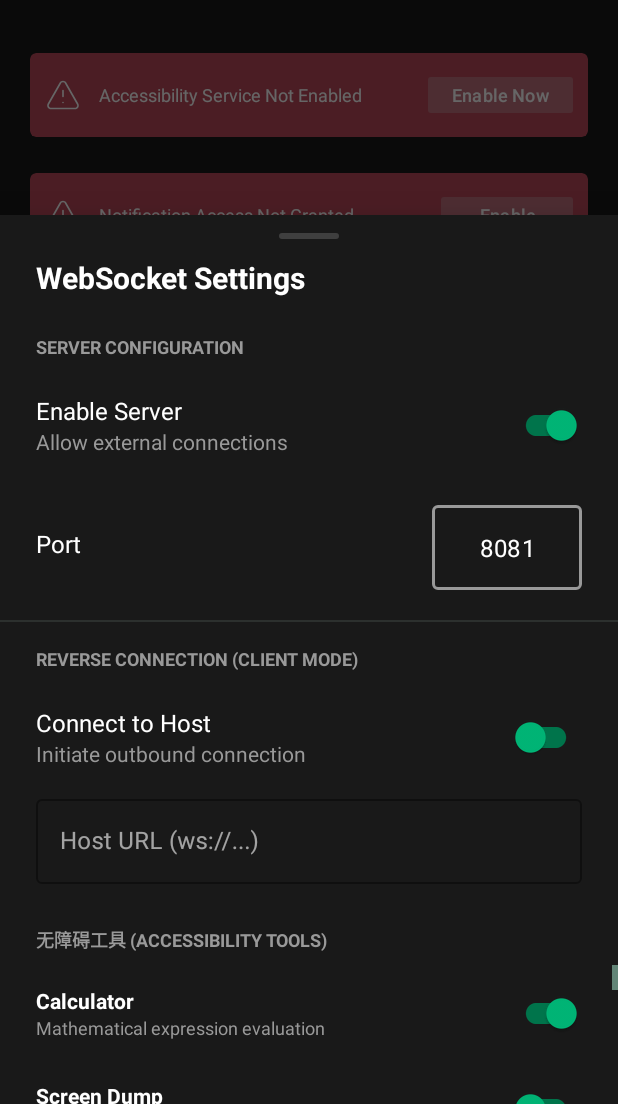
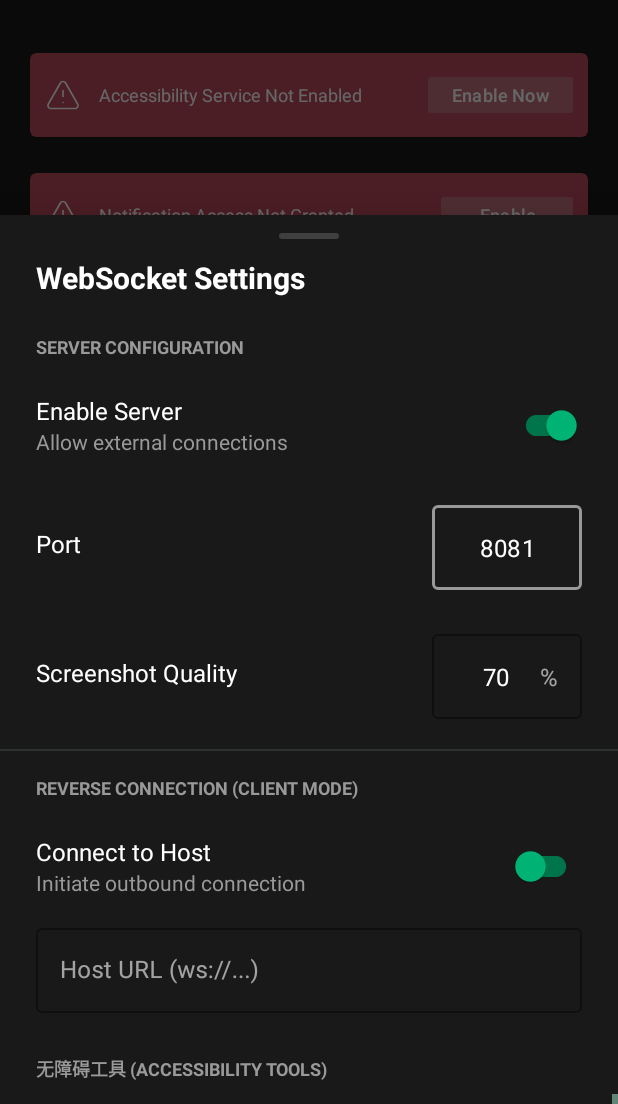
Before and after one commit to onepy/xiao-adb, an Android app: the screen it shows after launch (MainActivity), after a tap on "Settings", on a phone screen of 412 x 824 dp, the part 132-1236 px from its top. Run offline under Robolectric (Android 15) with nearby library versions, the phone set to English and light mode, and no system bars.

Commit message:
feat:等待工具添加和截图压缩率配置

```diff
--- a/app/src/main/java/com/droidrun/portal/config/ConfigManager.kt
+++ b/app/src/main/java/com/droidrun/portal/config/ConfigManager.kt
@@ -39,6 +39,10 @@ class ConfigManager private constructor(private val context: Context) {
         private const val DEFAULT_OFFSET = 0
         private const val DEFAULT_SOCKET_PORT = 8080
         private const val DEFAULT_WEBSOCKET_PORT = 8081
+        private const val DEFAULT_SCREENSHOT_QUALITY = 70
+
+        // Screenshot settings
+        private const val KEY_SCREENSHOT_QUALITY = "screenshot_quality"
 
         // Default heartbeat settings (in milliseconds)
         private const val DEFAULT_HEARTBEAT_INTERVAL = 30000L  // 30 seconds
@@ -174,6 +178,13 @@ class ConfigManager private constructor(private val context: Context) {
         get() = sharedPrefs.getLong(KEY_RECONNECT_INTERVAL, DEFAULT_RECONNECT_INTERVAL)
         set(value) {
             sharedPrefs.edit { putLong(KEY_RECONNECT_INTERVAL, value) }
+        }
+
+    // Screenshot quality (1-100)
+    var screenshotQuality: Int
+        get() = sharedPrefs.getInt(KEY_SCREENSHOT_QUALITY, DEFAULT_SCREENSHOT_QUALITY)
+        set(value) {
+            sharedPrefs.edit { putInt(KEY_SCREENSHOT_QUALITY, value.coerceIn(1, 100)) }
         }
 
     // Dynamic Event Toggles
--- a/app/src/main/java/com/droidrun/portal/mcp/tools/AndroidTools.kt
+++ b/app/src/main/java/com/droidrun/portal/mcp/tools/AndroidTools.kt
@@ -879,3 +879,219 @@ class SwipeTool(private val apiHandler: ApiHandler) : McpToolHandler {
         }
     }
 }
+
+// 11. WaitTool - 等待页面加载
+class WaitTool(private val apiHandler: ApiHandler) : McpToolHandler {
+
+    companion object {
+        private const val TAG = "WaitTool"
+        private const val MAX_TIMEOUT = 10000L  // 最大等待时间10秒
+        private const val CHECK_INTERVAL = 200L  // 检查间隔200毫秒
+
+        fun getToolDefinition(): McpTool {
+            val inputSchema = JSONObject().apply {
+                put("type", "object")
+                put("properties", JSONObject().apply {
+                    put("timeout", JSONObject().apply {
+                        put("type", "integer")
+                        put("description", "最大等待时间(毫秒), 最大10000ms (10秒)")
+                        put("default", 5000)
+                        put("minimum", 100)
+                        put("maximum", 10000)
+                    })
+                    put("condition", JSONObject().apply {
+                        put("type", "object")
+                        put("description", "等待条件")
+                        put("properties", JSONObject().apply {
+                            put("text", JSONObject().apply {
+                                put("type", "string")
+                                put("description", "等待包含特定文本的元素出现")
+                            })
+                            put("resource_id", JSONObject().apply {
+                                put("type", "string")
+                                put("description", "等待具有特定resource-id的元素出现")
+                            })
+                            put("class_name", JSONObject().apply {
+                                put("type", "string")
+                                put("description", "等待具有特定类名的元素出现")
+                            })
+                            put("content_description", JSONObject().apply {
+                                put("type", "string")
+                                put("description", "等待具有特定content-description的元素出现")
+                            })
+                            put("not_present", JSONObject().apply {
+                                put("type", "boolean")
+                                put("description", "如果为true,则等待元素消失而非出现")
+                                put("default", false)
+                            })
+                        })
+                    })
+                })
+                put("required", org.json.JSONArray().apply {
+                    put("condition")
+                })
+            }
+
+            return McpTool(
+                name = "android.wait",
+                description = """
+                    等待 Android 设备屏幕上的元素状态变化。
+                    此工具会周期性检查屏幕状态,直到满足指定条件或超时。
+
+                    **何时使用:**
+                    - 需要等待页面加载完成时。
+                    - 需要等待特定元素出现或消失时。
+                    - 需要在操作后等待界面更新时。
+
+                    **参数:**
+                    - `timeout` (integer, 可选, 默认: 5000): 最大等待时间(毫秒), 范围100-10000ms。
+                    - `condition` (object, 必需): 等待条件,至少包含以下一个属性:
+                      - `text` (string, 可选): 等待包含此文本的元素出现。
+                      - `resource_id` (string, 可选): 等待具有此resource-id的元素出现。
+                      - `class_name` (string, 可选): 等待具有此类名的元素出现。
+                      - `content_description` (string, 可选): 等待具有此content-description的元素出现。
+                      - `not_present` (boolean, 可选, 默认: false): 如果为true,则等待元素消失。
+
+                    **如何使用:**
+                    调用此工具并提供 `condition` 参数。可以组合多个条件,元素需要满足所有条件。
+                """.trimIndent(),
+                inputSchema = inputSchema
+            )
+        }
+    }
+
+    override fun execute(arguments: JSONObject?): JSONObject {
+        return try {
+            val timeout = arguments?.optLong("timeout", 5000L)?.coerceIn(100L, MAX_TIMEOUT) ?: 5000L
+            val condition = arguments?.optJSONObject("condition")
+                ?: throw IllegalArgumentException("Missing condition parameter")
+
+            // 提取条件
+            val text = condition.optString("text", null)
+            val resourceId = condition.optString("resource_id", null)
+            val className = condition.optString("class_name", null)
+            val contentDescription = condition.optString("content_description", null)
+            val notPresent = condition.optBoolean("not_present", false)
+
+            // 至少需要一个条件
+            if (text.isNullOrEmpty() && resourceId.isNullOrEmpty() &&
+                className.isNullOrEmpty() && contentDescription.isNullOrEmpty()) {
+                throw IllegalArgumentException("At least one condition must be specified")
+            }
+
+            Log.i(TAG, "Waiting for condition (timeout=${timeout}ms, notPresent=$notPresent)")
+
+            val startTime = System.currentTimeMillis()
+            var lastError: String? = null
+
+            while (System.currentTimeMillis() - startTime < timeout) {
+                try {
+                    // 获取当前屏幕状态
+                    when (val response = apiHandler.getStateFull(true)) {
+                        is ApiResponse.Success -> {
+                            val stateData = response.data as String
+                            val stateJson = JSONObject(stateData)
+                            val a11yTree = stateJson.optJSONObject("a11y_tree")
+
+                            if (a11yTree != null) {
+                                val found = checkCondition(a11yTree, text, resourceId, className, contentDescription)
+
+                                // 根据 notPresent 判断是否满足条件
+                                if (notPresent && !found) {
+                                    // 等待元素消失,且确实消失了
+                                    return JSONObject().apply {
+                                        put("success", true)
+                                        put("message", "Element no longer present")
+                                        put("elapsed_ms", System.currentTimeMillis() - startTime)
+                                    }
+                                } else if (!notPresent && found) {
+                                    // 等待元素出现,且确实出现了
+                                    return JSONObject().apply {
+                                        put("success", true)
+                                        put("message", "Element found")
+                                        put("elapsed_ms", System.currentTimeMillis() - startTime)
+                                    }
+                                }
+                            }
+                        }
+                        is ApiResponse.Error -> {
+                            lastError = response.message
+                        }
+                        else -> {
+                            lastError = "Unexpected response type"
+                        }
+                    }
+                } catch (e: Exception) {
+                    lastError = e.message
+                }
+
+                // 等待一段时间后重试
+                Thread.sleep(CHECK_INTERVAL)
+            }
+
+            // 超时
+            JSONObject().apply {
+                put("success", false)
+                put("error", "Timeout: condition not met within ${timeout}ms")
+                if (lastError != null) {
+                    put("last_error", lastError)
+                }
+            }
+
+        } catch (e: Exception) {
+            Log.e(TAG, "Error waiting", e)
+            JSONObject().apply {
+                put("success", false)
+                put("error", e.message ?: "Unknown error")
+            }
+        }
+    }
+
+    private fun checkCondition(
+        node: JSONObject,
+        text: String?,
+        resourceId: String?,
+        className: String?,
+        contentDescription: String?
+    ): Boolean {
+        // 检查当前节点是否匹配所有条件
+        var matches = true
+
+        if (!text.isNullOrEmpty()) {
+            val nodeText = node.optString("text", "")
+            matches = matches && nodeText.contains(text, ignoreCase = true)
+        }
+
+        if (!resourceId.isNullOrEmpty()) {
+            val nodeResourceId = node.optString("resourceId", "")
+            matches = matches && nodeResourceId.contains(resourceId)
+        }
+
+        if (!className.isNullOrEmpty()) {
+            val nodeClassName = node.optString("className", "")
+            matches = matches && nodeClassName.contains(className)
+        }
+
+        if (!contentDescription.isNullOrEmpty()) {
+            val nodeContentDesc = node.optString("contentDescription", "")
+            matches = matches && nodeContentDesc.contains(contentDescription, ignoreCase = true)
+        }
+
+        if (matches) {
+            return true
+        }
+
+        // 递归检查子节点
+        val children = node.optJSONArray("children")
+        if (children != null) {
+            for (i in 0 until children.length()) {
+                val child = children.optJSONObject(i)
+                if (child != null && checkCondition(child, text, resourceId, className, contentDescription)) {
+                    return true
+                }
+            }
+        }
+
+        return false
+    }
+}
--- a/app/src/main/java/com/droidrun/portal/service/DroidrunAccessibilityService.kt
+++ b/app/src/main/java/com/droidrun/portal/service/DroidrunAccessibilityService.kt
@@ -781,9 +781,10 @@ class DroidrunAccessibilityService : AccessibilityService(), ConfigManager.Confi
                             }
 
                             val byteArrayOutputStream = ByteArrayOutputStream()
-                            // Use JPEG with 70% quality for better compression (typically 200-500KB)
+                            // Use JPEG with configurable quality for better compression (typically 200-500KB)
                             // For AI vision services, 70% quality is sufficient while reducing size by 80-90%
-                            val compressionSuccess = bitmap.compress(Bitmap.CompressFormat.JPEG, 70, byteArrayOutputStream)
+                            val quality = configManager.screenshotQuality
+                            val compressionSuccess = bitmap.compress(Bitmap.CompressFormat.JPEG, quality, byteArrayOutputStream)
 
                             if (!compressionSuccess) {
                                 Log.e(TAG, "Failed to compress bitmap to PNG")
--- a/app/src/main/java/com/droidrun/portal/ui/settings/SettingsBottomSheet.kt
+++ b/app/src/main/java/com/droidrun/portal/ui/settings/SettingsBottomSheet.kt
@@ -69,8 +69,27 @@ class SettingsBottomSheet : BottomSheetDialogFragment() {
         // Server Settings
         val switchWsEnabled = view.findViewById<SwitchMaterial>(R.id.switch_ws_enabled)
         val inputWsPort = view.findViewById<TextInputEditText>(R.id.input_ws_port)
+        val inputScreenshotQuality = view.findViewById<TextInputEditText>(R.id.input_screenshot_quality)
 
         switchWsEnabled.isChecked = configManager.websocketEnabled
+
+        // Setup screenshot quality input
+        inputScreenshotQuality.setText(configManager.screenshotQuality.toString())
+        inputScreenshotQuality.setOnEditorActionListener { v, actionId, _ ->
+            if (actionId == EditorInfo.IME_ACTION_DONE) {
+                val quality = v.text.toString().toIntOrNull()
+                if (quality != null && quality in 1..100) {
+                    configManager.screenshotQuality = quality
+                    inputScreenshotQuality.clearFocus()
+                    Toast.makeText(requireContext(), "截图质量已设置为 $quality%", Toast.LENGTH_SHORT).show()
+                } else {
+                    inputScreenshotQuality.error = "Invalid Quality (1-100)"
+                }
+                true
+            } else {
+                false
+            }
+        }
         switchWsEnabled.setOnCheckedChangeListener { _, isChecked ->
             configManager.setWebSocketEnabledWithNotification(isChecked)
         }
@@ -228,6 +247,12 @@ class SettingsBottomSheet : BottomSheetDialogFragment() {
                 displayName = "Swipe",
                 description = "滑动屏幕",
                 toolDefinition = com.droidrun.portal.mcp.tools.SwipeTool.getToolDefinition()
+            ),
+            ToolInfo(
+                name = "android.wait",
+                displayName = "Wait",
+                description = "等待页面加载",
+                toolDefinition = com.droidrun.portal.mcp.tools.WaitTool.getToolDefinition()
             )
         )
 
--- a/app/src/main/res/layout/sheet_settings.xml
+++ b/app/src/main/res/layout/sheet_settings.xml
@@ -107,6 +107,40 @@
         </com.google.android.material.textfield.TextInputLayout>
     </LinearLayout>
 
+    <LinearLayout
+        android:layout_width="match_parent"
+        android:layout_height="wrap_content"
+        android:orientation="horizontal"
+        android:gravity="center_vertical"
+        android:paddingHorizontal="24dp"
+        android:paddingVertical="12dp">
+
+        <TextView
+            android:layout_width="0dp"
+            android:layout_height="wrap_content"
+            android:layout_weight="1"
+            android:text="Screenshot Quality"
+            android:textColor="@color/text_white"
+            android:textSize="16sp" />
+
+        <com.google.android.material.textfield.TextInputLayout
+            android:layout_width="100dp"
+            android:layout_height="wrap_content"
+            style="@style/Widget.MaterialComponents.TextInputLayout.OutlinedBox"
+            app:boxStrokeColor="@color/text_gray"
+            app:hintTextColor="@color/text_gray"
+            app:suffixText="%">
+
+            <com.google.android.material.textfield.TextInputEditText
+                android:id="@+id/input_screenshot_quality"
+                android:layout_width="match_parent"
+                android:layout_height="wrap_content"
+                android:inputType="number"
+                android:textColor="@color/text_white"
+                android:gravity="center" />
+        </com.google.android.material.textfield.TextInputLayout>
+    </LinearLayout>
+
     <View
         android:layout_width="match_parent"
         android:layout_height="1dp"
@@ -189,19 +223,20 @@
         android:paddingTop="16dp"
         android:paddingBottom="8dp" />
 
-    <ScrollView
+    <androidx.core.widget.NestedScrollView
         android:layout_width="match_parent"
         android:layout_height="0dp"
         android:layout_weight="1"
         android:maxHeight="400dp"
-        android:scrollbars="vertical">
+        android:scrollbars="vertical"
+        android:fillViewport="true">
 
         <LinearLayout
             android:id="@+id/mcp_tools_container"
             android:layout_width="match_parent"
             android:layout_height="wrap_content"
             android:orientation="vertical" />
-    </ScrollView>
+    </androidx.core.widget.NestedScrollView>
 
     <View
         android:layout_width="match_parent"
```
